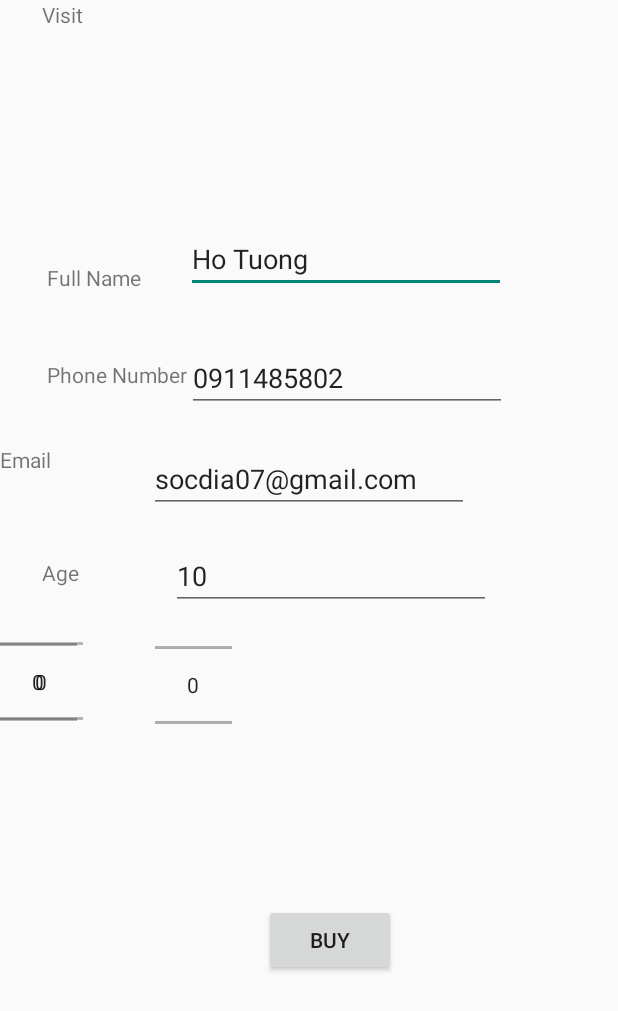
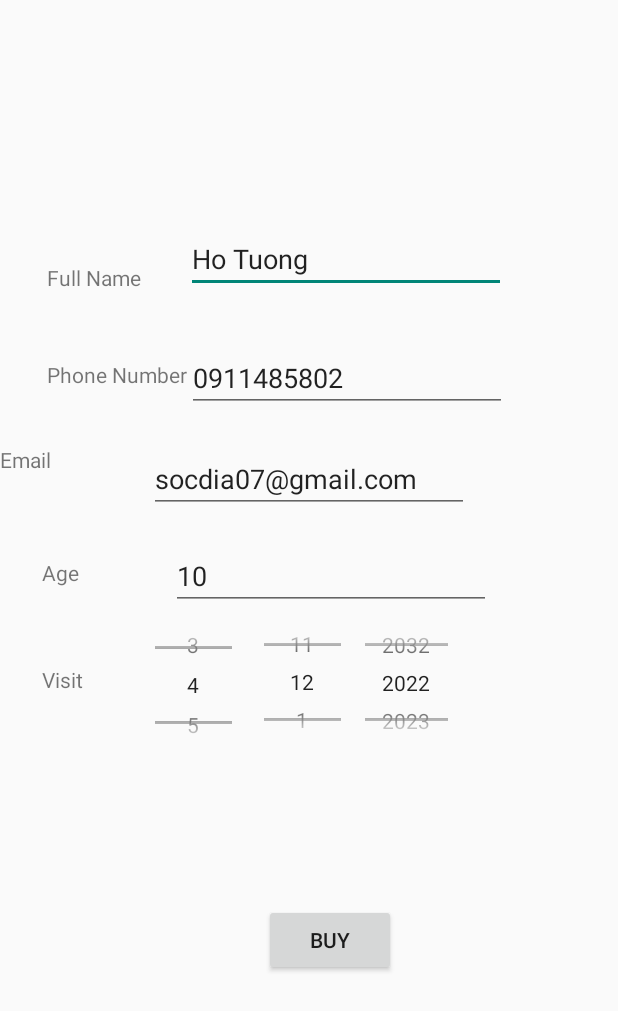
Before and after one commit to sceddd/TravelAlone, an Android app: the BuyTicketPage screen opened directly, with no data from a screen before it, after a tap on "BUY", on a phone screen of 412 x 824 dp. Shown: the top 1011 px of the screen. Run offline under Robolectric (Android 15) with nearby library versions, the phone set to English and light mode, and no system bars; 3 statements that could not run were skipped.

Commit message:
update for date picker

```diff
--- a/app/src/main/java/com/example/myapplication/database/ConnSQL.java
+++ b/app/src/main/java/com/example/myapplication/database/ConnSQL.java
@@ -29,7 +29,7 @@ public class ConnSQL {
             connectionURL = databaseInf.getDb();
             conn = DriverManager.getConnection(connectionURL);
         }catch(Exception e) {
-            Log.e("error", ""+e);
+            Log.e("ERROR LOGIN DATABASE", ""+e);
         }
         return conn;
     }
@@ -46,7 +46,6 @@ public class ConnSQL {
             String query = "SELECT " + eles + " FROM " +table +" WHERE "+where;
             if (where.equals(""))
                 query = query.replace(" WHERE "+where,"");
-            Log.d("111111111", "getSetWithoutEle: "+query);
             rs = conn.createStatement(ResultSet.TYPE_SCROLL_INSENSITIVE,ResultSet.CONCUR_READ_ONLY).executeQuery(query);
         }catch (SQLException e){
             Log.d("11111111", "getSetWithoutEle: "+e);
--- a/app/src/main/java/com/example/myapplication/locationUI/BuyTicketPage.java
+++ b/app/src/main/java/com/example/myapplication/locationUI/BuyTicketPage.java
@@ -2,6 +2,8 @@ package com.example.myapplication.locationUI;
 
 import android.annotation.SuppressLint;
 import android.app.AlarmManager;
+import android.app.NotificationChannel;
+import android.app.NotificationManager;
 import android.app.PendingIntent;
 import android.content.Intent;
 import android.os.Bundle;
@@ -9,16 +11,22 @@ import android.util.Log;
 import android.view.View;
 import android.widget.Button;
 import android.widget.EditText;
+import android.widget.NumberPicker;
 import android.widget.TextView;
 
 import androidx.appcompat.app.AppCompatActivity;
 
 import com.example.myapplication.R;
 import com.example.myapplication.database.ConnSQL;
+import com.example.myapplication.sendNotification.LeaveNotification;
 import com.example.myapplication.sendNotification.RatingNotification;
 
 import java.sql.ResultSet;
 import java.sql.SQLException;
+import java.time.LocalDate;
+import java.time.YearMonth;
+import java.util.Calendar;
+import java.util.Date;
 
 public class BuyTicketPage extends AppCompatActivity {
     // TODO: setting time when user return;
@@ -26,6 +34,7 @@ public class BuyTicketPage extends AppCompatActivity {
     Button buy_ticket;
     EditText email_address_pt,username,phoneNumber;
     int locationID;
+    NumberPicker day_pick,year_pick,month_pick;
     TextView locationName;
     ConnSQL c = new ConnSQL();
     @SuppressLint("QueryPermissionsNeeded")
@@ -33,16 +42,41 @@ public class BuyTicketPage extends AppCompatActivity {
     protected void onCreate(Bundle savedInstanceState) {
         super.onCreate(savedInstanceState);
         setContentView(R.layout.buy_ticket_page);
+        createNotificationChannel();
         username = findViewById(R.id.user_name_pt);
         phoneNumber = findViewById(R.id.phone_number_pt);
         buy_ticket = findViewById(R.id.buy_button);
         email_address_pt = findViewById(R.id.email_address_pt);
+        day_pick = findViewById(R.id.day_picker);
+        month_pick = findViewById(R.id.month_picker);
+        year_pick = findViewById(R.id.year_picker);
         locationName = findViewById(R.id.location_name_bt);
+
         // set send Email for the user the information of the ticket
         locationName.setText(getIntent().getStringExtra("LOCATION"));
         locationID = getIntent().getIntExtra("LocationID",0);
+        buy_ticket.setOnClickListener(this::onBuyClick);
 
-        buy_ticket.setOnClickListener(this::onBuyClick);
+        year_pick.setMinValue(LocalDate.now().getYear());
+        year_pick.setMaxValue(LocalDate.now().getYear()+10);
+
+        month_pick.setMinValue(1);
+        month_pick.setMaxValue(12);
+
+        day_pick.setMinValue(1);
+        day_pick.setMaxValue(YearMonth.of(year_pick.getValue(),month_pick.getValue()).lengthOfMonth());
+
+        resetBaseDateVariable();
+
+        year_pick.setOnValueChangedListener((picker,oldVal,newVal)-> settingBaseDateVariable());
+        month_pick.setOnValueChangedListener((picker, oldVal, newVal) -> {
+                    settingBaseDateVariable();
+            day_pick.setMaxValue(YearMonth.of(year_pick.getValue(),month_pick.getValue()).lengthOfMonth());
+                }
+        );
+        day_pick.setOnValueChangedListener((picker, oldVal, newVal)-> {
+            settingBaseDateVariable();
+        });
     }
     @SuppressLint("UnspecifiedImmutableFlag")
     public void onBuyClick(View v){
@@ -63,18 +97,48 @@ public class BuyTicketPage extends AppCompatActivity {
         }
         String historyQue = "insert into HistoryBook (userID,locationID,visitDay,returnDay) values ('"+userID+"','"+locationID+"','2002/12/01','2002/12/02')";
         c.executeQ(historyQue);
-        Intent intent = new Intent(BuyTicketPage.this, RatingNotification.class);
-        intent.putExtra("userID", userID);
-        intent.putExtra("locationID", locationID);
-        PendingIntent pendingIntent = PendingIntent.getBroadcast(BuyTicketPage.this,0,intent,0);
+        //  send notification message to user when the day come
+        Intent goneDay = new Intent(BuyTicketPage.this, LeaveNotification.class);
+        PendingIntent goneDayNotiIntent = PendingIntent.getBroadcast(BuyTicketPage.this,0,goneDay,0);
+        // send notification message to user when day return from the trip
+        Intent returnDay = new Intent(BuyTicketPage.this, RatingNotification.class);
+        returnDay.putExtra("userID", userID);
+        returnDay.putExtra("locationID", locationID);
+        PendingIntent returnDayNotiIntent = PendingIntent.getBroadcast(BuyTicketPage.this,0,returnDay,0);
         AlarmManager alarmManager = (AlarmManager) getSystemService(ALARM_SERVICE);
         long timeAtButtonClick = System.currentTimeMillis();
-        long tenSecondsInMillis = getTimeUserReturn();
+        alarmManager.set(AlarmManager.RTC_WAKEUP,timeAtButtonClick + getTimeUserReturn(),goneDayNotiIntent);
         alarmManager.set(AlarmManager.RTC_WAKEUP,
-                timeAtButtonClick + tenSecondsInMillis,pendingIntent);
+                timeAtButtonClick + getTimeUserReturn(),returnDayNotiIntent);
+
     }
     private long getTimeUserReturn(){
         return 1000 * 10;
+    }
+
+    private void createNotificationChannel(){       // setting up notification channel to let user setting their notification
+        CharSequence name = "RatingApp";
+        String description = "Channel for user";
+        int importance = NotificationManager.IMPORTANCE_DEFAULT;
+        NotificationChannel channel = new NotificationChannel("onTripReturn", name, importance);
+        channel.setDescription(description);
+
+        NotificationManager notificationManager = getSystemService(NotificationManager.class);
+        notificationManager.createNotificationChannel(channel);
+    }
+
+    private void settingDateTime(){
+
+    }
+    private void settingBaseDateVariable(){
+        if (LocalDate.now().compareTo(LocalDate.of(year_pick.getValue(),month_pick.getValue(),day_pick.getValue()))>0)
+            resetBaseDateVariable();
+    }
+    private void resetBaseDateVariable(){
+        day_pick.setValue(LocalDate.now().getDayOfMonth());
+        month_pick.setValue(LocalDate.now().getMonthValue());
+        year_pick.setValue(LocalDate.now().getYear());
+
     }
 }
 
--- a/app/src/main/java/com/example/myapplication/locationUI/LocationDetails.java
+++ b/app/src/main/java/com/example/myapplication/locationUI/LocationDetails.java
@@ -2,6 +2,7 @@ package com.example.myapplication.locationUI;
 
 import androidx.activity.result.ActivityResultLauncher;
 import androidx.activity.result.contract.ActivityResultContracts;
+import androidx.annotation.NonNull;
 import androidx.appcompat.app.AppCompatActivity;
 
 import android.annotation.SuppressLint;
@@ -9,6 +10,7 @@ import android.app.Activity;
 import android.content.Intent;
 import android.graphics.Color;
 import android.os.Bundle;
+import android.os.StrictMode;
 import android.util.Log;
 import android.view.View;
 import android.widget.ImageButton;
@@ -27,6 +29,8 @@ import java.sql.SQLException;
 import java.util.Objects;
 
 import retrofit2.Call;
+import retrofit2.Callback;
+import retrofit2.Response;
 import retrofit2.Retrofit;
 import retrofit2.converter.gson.GsonConverterFactory;
 
@@ -50,8 +54,8 @@ public class LocationDetails extends AppCompatActivity {
         imB = findViewById(R.id.exitBtn);
         ticketPageBtn = findViewById(R.id.ticket_page);
         locationID = getIntent().getIntExtra("LocationID",0);
-        ResultSet rs = c.executeQ("SELECT * FROM LOCATION WHERE LOCATIONID = '"+locationID+"')");
-
+        ResultSet rs = c.executeQ("SELECT * FROM LOCATION WHERE LOCATIONID = '"+locationID+"'");
+        Log.d("1111", "onCreate: "+"SELECT * FROM LOCATION WHERE LOCATIONID = '"+locationID+"')");
         try {
             rs.next();
             locationName = rs.getString("locationName");
@@ -73,7 +77,8 @@ public class LocationDetails extends AppCompatActivity {
         ticketPageBtn.setOnClickListener(this::onClickToBuyTicket);
 
         // get description for the location on wiki
-
+        StrictMode.ThreadPolicy strictMode = new StrictMode.ThreadPolicy.Builder().permitAll().build();
+        StrictMode.setThreadPolicy(strictMode);
         Retrofit retrofit = new Retrofit.Builder().baseUrl("https://en.wikipedia.org/").addConverterFactory(GsonConverterFactory.create()).build();
         JsonPlaceHolder jsonPlaceHolder = retrofit.create(JsonPlaceHolder.class);
         Call<WikiLoc> call = jsonPlaceHolder.getWiki(locationName);
@@ -82,7 +87,9 @@ public class LocationDetails extends AppCompatActivity {
         } catch (IOException e) {
             e.printStackTrace();
         }
+
         description.setText(descript);
+
     }
 
     public void onClickToBuyTicket(View v){
--- a/app/src/main/java/com/example/myapplication/locationUI/MainActivity.java
+++ b/app/src/main/java/com/example/myapplication/locationUI/MainActivity.java
@@ -18,6 +18,8 @@ import com.example.myapplication.model.MyViewPageAdapter;
 import com.google.android.material.bottomnavigation.BottomNavigationView;
 import com.google.android.material.navigation.NavigationBarView;
 
+import java.time.LocalDate;
+
 public class MainActivity extends AppCompatActivity {
     private ViewPager2 viewPager2;
     private BottomNavigationView bottomNavigationView;
@@ -27,7 +29,6 @@ public class MainActivity extends AppCompatActivity {
     protected void onCreate(Bundle savedInstanceState) {
         super.onCreate(savedInstanceState);
         setContentView(R.layout.activity_main);
-
         viewPager2 = findViewById(R.id.view_pager_2);
         bottomNavigationView = findViewById(R.id.bottom_navigation);
 
--- a/app/src/main/java/com/example/myapplication/sendNotification/LeaveNotification.java
+++ b/app/src/main/java/com/example/myapplication/sendNotification/LeaveNotification.java
@@ -1,4 +1,22 @@
 package com.example.myapplication.sendNotification;
 
-public class LeaveNotification {
+import android.content.BroadcastReceiver;
+import android.content.Context;
+import android.content.Intent;
+
+import androidx.core.app.NotificationCompat;
+import androidx.core.app.NotificationManagerCompat;
+
+import com.example.myapplication.R;
+
+public class LeaveNotification extends BroadcastReceiver {
+    @Override
+    public void onReceive(Context context, Intent intent) {
+        NotificationCompat.Builder notification = new NotificationCompat.Builder(context,"onTripDay")
+                .setSmallIcon(R.drawable.logo)
+                .setContentTitle("Have you backpacked your trip??")
+                .setContentText("Let's go!!!");
+        NotificationManagerCompat managerCompat = NotificationManagerCompat.from(context);
+        managerCompat.notify(201, notification.build());
+    }
 }
--- a/app/src/main/java/com/example/myapplication/sendNotification/RatingNotification.java
+++ b/app/src/main/java/com/example/myapplication/sendNotification/RatingNotification.java
@@ -24,7 +24,7 @@ public class RatingNotification extends BroadcastReceiver {
         c.updateSet("HistoryBook","status","userID = '"+userID+"', locationID = '"+locationID+"')");
         ratingActivity.putExtra("LocationID",locationID);
         PendingIntent pendingIntent = PendingIntent.getActivity(context,100,ratingActivity,PendingIntent.FLAG_CANCEL_CURRENT);
-        NotificationCompat.Builder builder = new NotificationCompat.Builder(context,"123")
+        NotificationCompat.Builder builder = new NotificationCompat.Builder(context,"onTripReturn")
                 .setSmallIcon(R.drawable.logo)
                 .setContentTitle("Do you have a nice trip??")
                 .setAutoCancel(true)
@@ -32,6 +32,5 @@ public class RatingNotification extends BroadcastReceiver {
                 .setContentText("Rating for the trip");
         NotificationManagerCompat managerCompat = NotificationManagerCompat.from(context);
         managerCompat.notify(200, builder.build());
-
     }
 }
--- a/app/src/main/res/layout/buy_ticket_page.xml
+++ b/app/src/main/res/layout/buy_ticket_page.xml
@@ -120,21 +120,23 @@
         android:id="@+id/month_picker"
         android:layout_width="51dp"
         android:layout_height="76dp"
+        android:layout_marginStart="21dp"
         android:layout_marginTop="8dp"
         app:layout_constraintBottom_toTopOf="@+id/buy_button"
+        app:layout_constraintStart_toEndOf="@+id/day_picker"
         app:layout_constraintTop_toBottomOf="@+id/age_pt"
-        app:layout_constraintVertical_bias="0.017"
-        tools:layout_editor_absoluteX="176dp" />
+        app:layout_constraintVertical_bias="0.017" />
 
     <NumberPicker
         android:id="@+id/year_picker"
         android:layout_width="55dp"
         android:layout_height="75dp"
+        android:layout_marginStart="16dp"
         android:layout_marginTop="10dp"
         app:layout_constraintBottom_toTopOf="@+id/buy_button"
+        app:layout_constraintStart_toEndOf="@+id/month_picker"
         app:layout_constraintTop_toBottomOf="@+id/age_pt"
-        app:layout_constraintVertical_bias="0.0"
-        tools:layout_editor_absoluteX="244dp" />
+        app:layout_constraintVertical_bias="0.009" />
 
     <NumberPicker
         android:id="@+id/day_picker"
@@ -151,8 +153,9 @@
         android:layout_width="wrap_content"
         android:layout_height="wrap_content"
         android:layout_marginStart="28dp"
+        android:layout_marginTop="52dp"
         android:text="@string/visit"
         app:layout_constraintStart_toStartOf="parent"
-        tools:layout_editor_absoluteY="442dp" />
+        app:layout_constraintTop_toBottomOf="@+id/textView4" />
 
 </androidx.constraintlayout.widget.ConstraintLayout>
--- a/app/src/main/res/layout/location_details.xml
+++ b/app/src/main/res/layout/location_details.xml
@@ -88,7 +88,6 @@
         android:layout_height="wrap_content"
         android:layout_marginStart="20dp"
         android:layout_marginTop="16dp"
-        android:isIndicator="true"
         android:progressTint="@color/duskYellow"
         android:progressBackgroundTint="@color/darkColor"
         android:stepSize="0.5"
```
